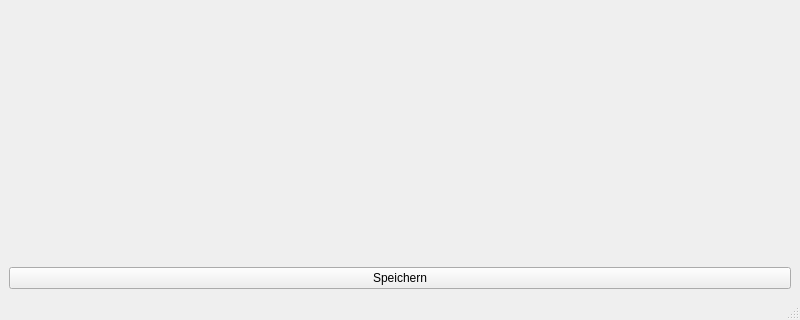
pietr26/OMSI-Tools, file OTModules/wMaps/wmaps.ui: the form before one commit; both pictures show x 0 to 800 and y 280 to 600 of the 800 by 600 pixel window.
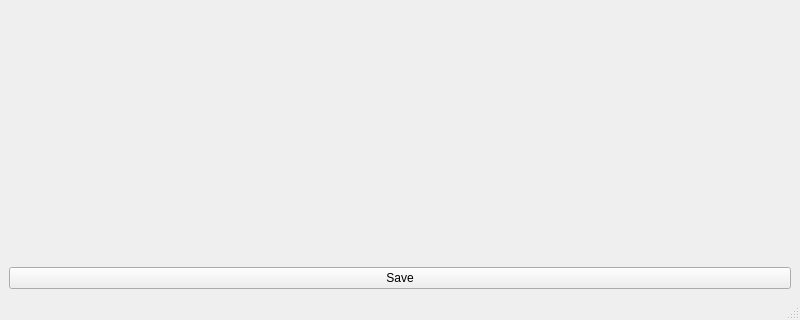
The form after the commit. Icons and pictures are not drawn.

The edit to the form file:
```diff
--- a/OTModules/wMaps/wmaps.ui
+++ b/OTModules/wMaps/wmaps.ui
@@ -123,7 +123,7 @@
     <item>
      <widget class="QPushButton" name="btnSave">
       <property name="text">
-       <string>Speichern</string>
+       <string>Save</string>
       </property>
      </widget>
     </item>
```
